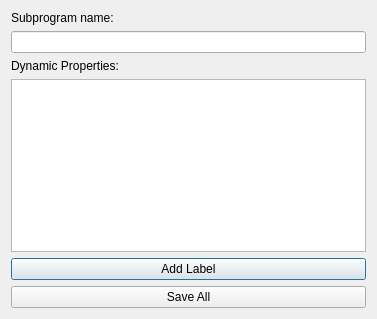
The window that qrgui/dialogs/subprogram/dynamicPropertiesDialog.ui (qreal/qreal) describes before a commit, drawn with Qt 5.
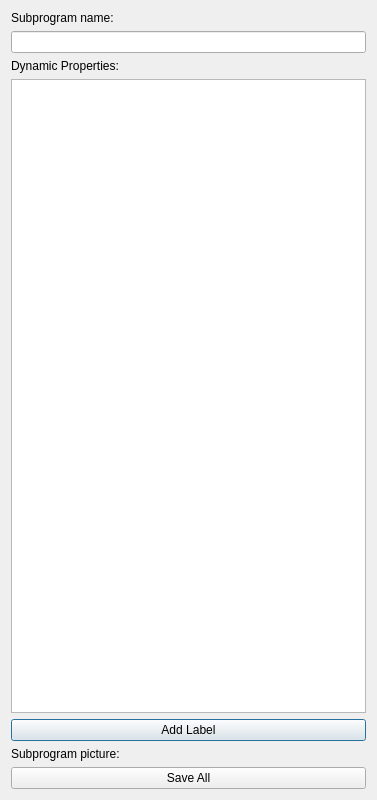
The same window after the commit.

The edit to the form file:
```diff
--- a/qrgui/dialogs/subprogram/dynamicPropertiesDialog.ui
+++ b/qrgui/dialogs/subprogram/dynamicPropertiesDialog.ui
@@ -10,7 +10,7 @@
     <x>0</x>
     <y>0</y>
     <width>377</width>
-    <height>319</height>
+    <height>800</height>
    </rect>
   </property>
   <property name="sizePolicy">
@@ -22,13 +22,13 @@
   <property name="minimumSize">
    <size>
     <width>377</width>
-    <height>319</height>
+    <height>800</height>
    </size>
   </property>
   <property name="maximumSize">
    <size>
     <width>377</width>
-    <height>380</height>
+    <height>1000</height>
    </size>
   </property>
   <property name="windowTitle">
@@ -91,6 +91,13 @@
      </property>
     </widget>
    </item>
+   <item>
+    <widget class="QLabel" name="label_3">
+     <property name="text">
+      <string>Subprogram picture:</string>
+     </property>
+    </widget>
+   </item>
    <item>
     <widget class="QPushButton" name="saveAll">
      <property name="text">
```
